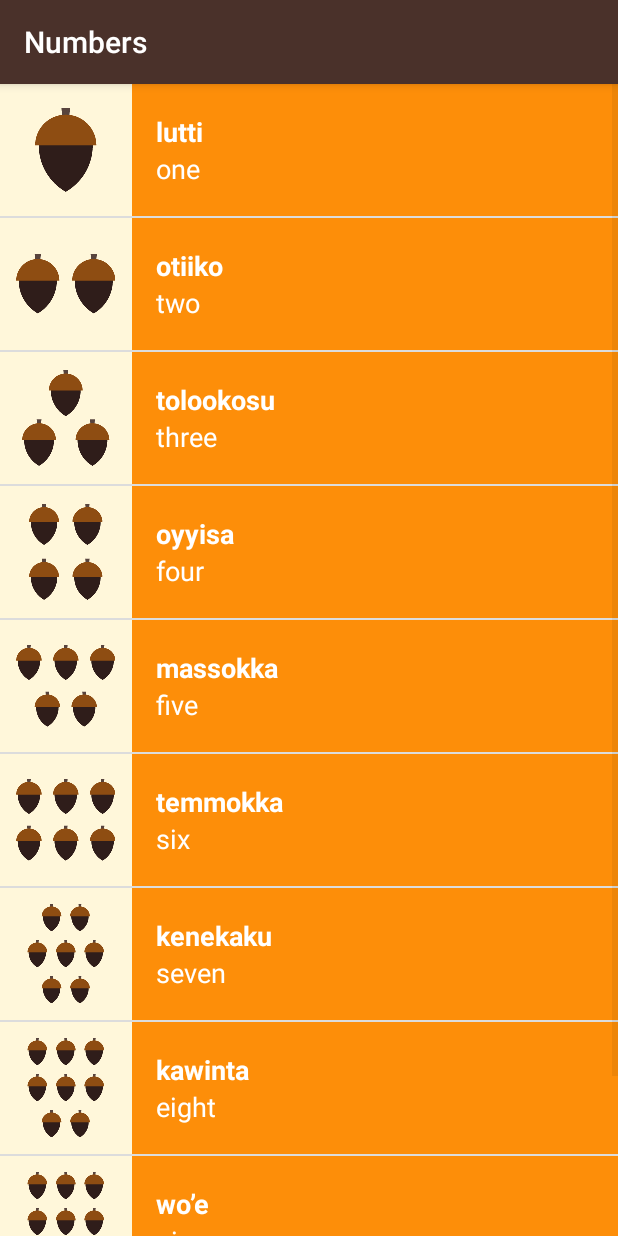
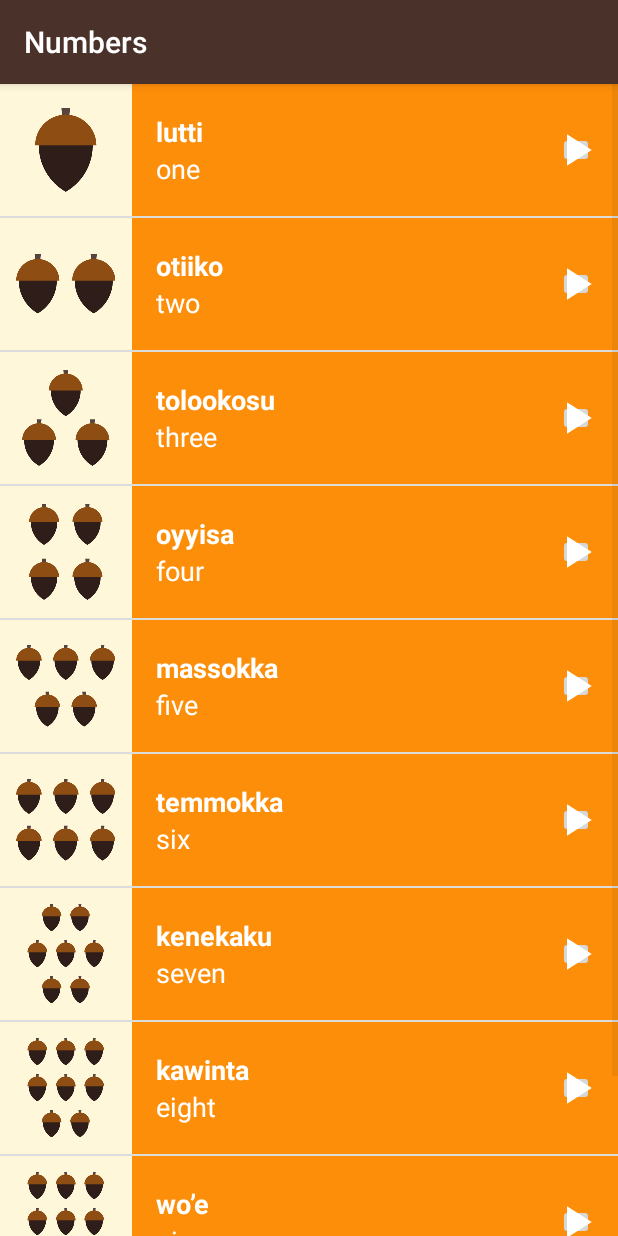
Before and after one commit to vbirdchong/udcMiwork, an Android app: the NumbersActivity screen opened directly, with no data from a screen before it, on a phone screen of 412 x 824 dp. Run offline under Robolectric (Android 15) with nearby library versions, the phone set to English and light mode, and no system bars.

Commit message:
add icon picture which display the play status

```diff
--- a/app/src/main/java/com/example/android/miwok/NumbersActivity.java
+++ b/app/src/main/java/com/example/android/miwok/NumbersActivity.java
@@ -36,7 +36,7 @@ public class NumbersActivity extends AppCompatActivity {
         }
     };
 
-    AudioManager.OnAudioFocusChangeListener mAudioFocusChangeListener = new AudioManager.OnAudioFocusChangeListener() {
+    private AudioManager.OnAudioFocusChangeListener mAudioFocusChangeListener = new AudioManager.OnAudioFocusChangeListener() {
         @Override
         public void onAudioFocusChange(int focusChange) {
             if (AudioManager.AUDIOFOCUS_GAIN == focusChange) {
--- a/app/src/main/res/layout/list_item.xml
+++ b/app/src/main/res/layout/list_item.xml
@@ -1,9 +1,9 @@
 <?xml version="1.0" encoding="utf-8"?>
-<LinearLayout xmlns:android="http://schemas.android.com/apk/res/android"
+<RelativeLayout xmlns:android="http://schemas.android.com/apk/res/android"
     xmlns:tools="http://schemas.android.com/tools"
     android:orientation="horizontal"
     android:layout_width="match_parent"
-    android:layout_height="wrap_content"
+    android:layout_height="@dimen/list_item_height"
     android:background="@color/tan_background"
     android:minHeight="@dimen/list_item_height">
 
@@ -12,10 +12,14 @@
         android:layout_width="@dimen/list_item_height"
         android:layout_height="@dimen/list_item_height"/>
 
-    <LinearLayout
+    <RelativeLayout
         android:id="@+id/list_item_content"
         android:layout_width="match_parent"
-        android:layout_height="match_parent"
+        android:layout_height="@dimen/list_item_height"
+        android:layout_alignParentRight="true"
+        android:layout_alignParentBottom="true"
+        android:layout_alignParentTop="true"
+        android:layout_toRightOf="@+id/list_item_image"
         android:orientation="vertical"
         android:background="@color/category_numbers"
         android:paddingLeft="16dp">
@@ -23,7 +27,7 @@
         <TextView
             android:id="@+id/list_item_text_miwork"
             android:layout_width="match_parent"
-            android:layout_height="0dp"
+            android:layout_height="44dp"
             android:layout_weight="1"
             android:gravity="bottom"
             android:textColor="@android:color/white"
@@ -34,12 +38,21 @@
         <TextView
             android:id="@+id/list_item_text_default"
             android:layout_width="match_parent"
-            android:layout_height="0dp"
+            android:layout_height="44dp"
             android:layout_weight="1"
+            android:layout_below="@+id/list_item_text_miwork"
             android:gravity="top"
             android:textColor="@android:color/white"
             android:textAppearance="?android:textAppearanceMedium"
             android:text="one"/>
-    </LinearLayout>
 
-</LinearLayout>
+        <ImageButton
+            android:layout_width="24dp"
+            android:layout_height="24dp"
+            android:layout_alignParentRight="true"
+            android:layout_centerVertical="true"
+            android:layout_marginRight="16dp"
+            android:src="@drawable/ic_play_arrow_white_36dp"/>
+    </RelativeLayout>
+
+</RelativeLayout>
```
Also changed, not shown: app/src/main/java/com/example/android/miwok/ColorsActivity.java (+38 -3 lines), app/src/main/java/com/example/android/miwok/FamilyActivity.java (+35 -3 lines), app/src/main/java/com/example/android/miwok/PhrasesActivity.java (+35 -3 lines), app/src/main/res/drawable-hdpi/ic_play_arrow_white_36dp.png (added), app/src/main/res/drawable-mdpi/ic_play_arrow_white_36dp.png (added), app/src/main/res/drawable-xhdpi/ic_play_arrow_white_36dp.png (added), app/src/main/res/drawable-xxhdpi/ic_play_arrow_white_36dp.png (added), app/src/main/res/drawable-xxxhdpi/ic_play_arrow_white_36dp.png (added).
